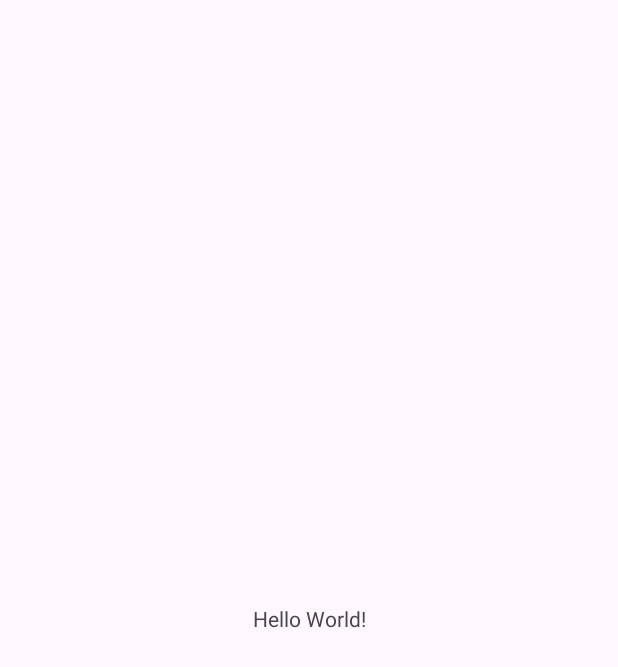
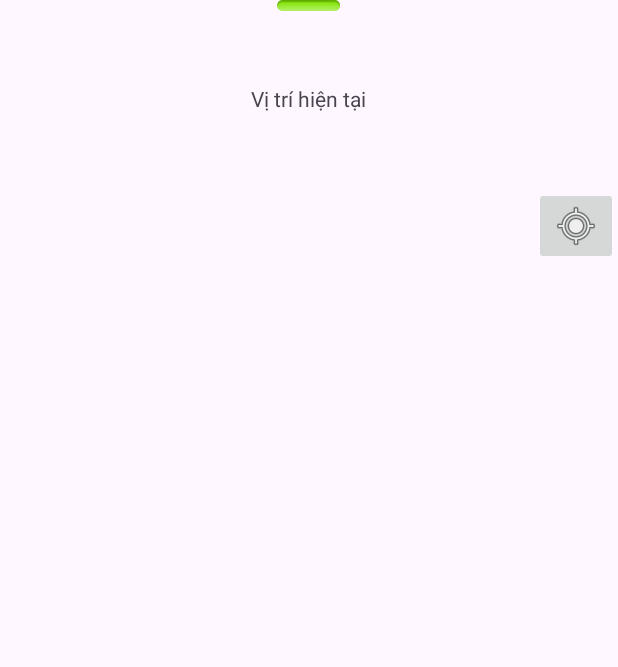
Before and after one commit to phamthanhtung35NB/Restaurant-manager, an Android app: the screen it shows after launch (MainActivity), on a phone screen of 412 x 824 dp. Before the commit the part shown is almost empty. Shown: the top 667 px of the screen. Run offline under Robolectric (Android 15) with nearby library versions, the phone set to English and light mode, and no system bars.

Commit message:
update so khai

```diff
--- a/app/src/main/java/com/example/restaurantmanager/MainActivity.java
+++ b/app/src/main/java/com/example/restaurantmanager/MainActivity.java
@@ -1,6 +1,11 @@
 package com.example.restaurantmanager;
 
+import android.health.connect.datatypes.SleepSessionRecord;
 import android.os.Bundle;
+import android.view.View;
+import android.widget.ImageButton;
+import android.widget.TextView;
+import android.widget.Toast;
 
 import androidx.activity.EdgeToEdge;
 import androidx.appcompat.app.AppCompatActivity;
@@ -10,6 +15,8 @@ import androidx.core.view.WindowInsetsCompat;
 
 public class MainActivity extends AppCompatActivity {
 
+    TextView textViewLocation;
+    ImageButton imageButtonLocation;
     @Override
     protected void onCreate(Bundle savedInstanceState) {
         super.onCreate(savedInstanceState);
@@ -17,10 +24,18 @@ public class MainActivity extends AppCompatActivity {
         //setContentView truyền layout vào
         //R là lớp tài nguyên, layout là thư mục chứa layout, activity_main là file layout
         setContentView(R.layout.activity_main);
+        textViewLocation = this.<TextView>findViewById(R.id.textViewLocation);
+        imageButtonLocation = this.<ImageButton>findViewById(R.id.imageButtonLocation);
         ViewCompat.setOnApplyWindowInsetsListener(findViewById(R.id.main), (v, insets) -> {
             Insets systemBars = insets.getInsets(WindowInsetsCompat.Type.systemBars());
             v.setPadding(systemBars.left, systemBars.top, systemBars.right, systemBars.bottom);
             return insets;
         });
+
+    }
+    public void getLocation(View v) {
+        //code lấy vị trí
+        Toast.makeText(this, "Đang lấy vị trí", Toast.LENGTH_SHORT).show();
+        textViewLocation.setText("Hà Nội");
     }
 }
--- a/app/src/main/res/layout/activity_main.xml
+++ b/app/src/main/res/layout/activity_main.xml
@@ -7,13 +7,57 @@
     android:layout_height="match_parent"
     tools:context=".MainActivity">
 
-    <TextView
-        android:layout_width="wrap_content"
-        android:layout_height="wrap_content"
-        android:text="Hello World!"
-        app:layout_constraintBottom_toBottomOf="parent"
-        app:layout_constraintEnd_toEndOf="parent"
-        app:layout_constraintStart_toStartOf="parent"
-        app:layout_constraintTop_toTopOf="parent" />
+    <LinearLayout
+        android:layout_width="match_parent"
+        android:layout_height="match_parent"
+        android:orientation="horizontal">
 
+        <TableLayout
+            android:layout_width="match_parent"
+            android:layout_height="match_parent">
+
+            <TableRow
+                android:layout_width="match_parent"
+                android:layout_height="wrap_content"
+                android:gravity="center">
+
+                <ImageView
+                    android:id="@+id/imageView"
+                    android:layout_width="match_parent"
+                    android:layout_height="match_parent"
+                    app:srcCompat="@android:drawable/button_onoff_indicator_on" />
+            </TableRow>
+
+            <TableRow
+                android:layout_width="match_parent"
+                android:layout_height="match_parent"
+                android:gravity="center">
+
+                <TextView
+                    android:id="@+id/textViewLocation"
+                    android:layout_width="wrap_content"
+                    android:layout_height="117dp"
+                    android:gravity="center"
+                    android:text="Vị trí hiện tại" />
+            </TableRow>
+
+            <TableRow
+                android:layout_width="match_parent"
+                android:layout_height="match_parent"
+                android:gravity="center|right">
+
+                <ImageButton
+                    android:id="@+id/imageButtonLocation"
+                    android:layout_width="wrap_content"
+                    android:layout_height="wrap_content"
+                    android:layout_gravity="right"
+                    android:onClick="getLocation"
+                    app:srcCompat="@android:drawable/ic_menu_mylocation" />
+            </TableRow>
+
+            <TableRow
+                android:layout_width="match_parent"
+                android:layout_height="match_parent" />
+        </TableLayout>
+    </LinearLayout>
 </androidx.constraintlayout.widget.ConstraintLayout>
```
